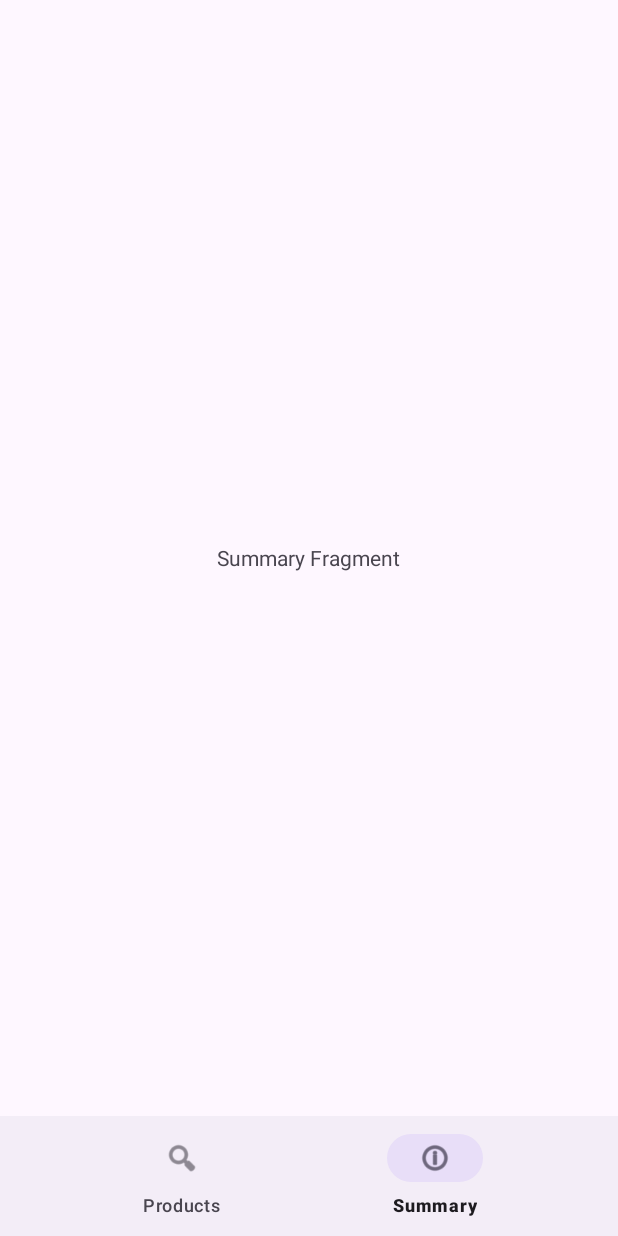
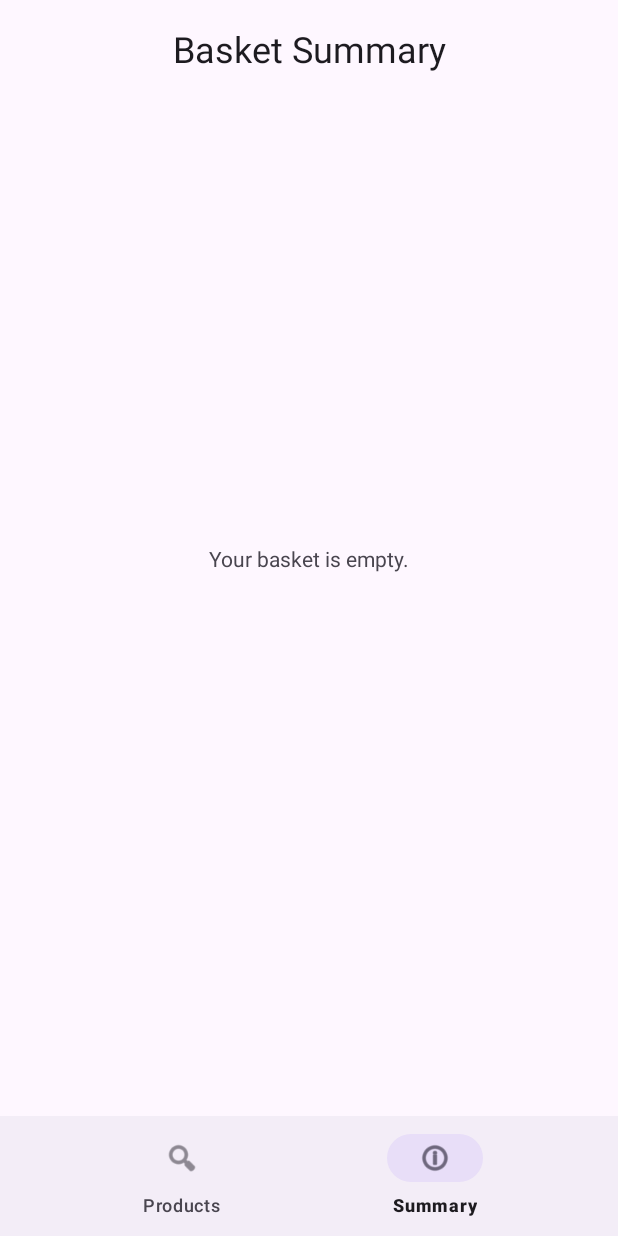
Before and after one commit to onurtas1993/smart-grocery, an Android app: the SummaryFragment screen opened through its navigation route, on a phone screen of 412 x 824 dp. Run offline under Robolectric (Android 15) with nearby library versions, the phone set to English and light mode, and no system bars; our stand-ins replace navigation-ui; pictures from the network do not load.

Commit message:
Implemented Summary page

```diff
--- a/mobile_client/app/build.gradle
+++ b/mobile_client/app/build.gradle
@@ -39,8 +39,10 @@ android {
 }
 
 dependencies {
-    implementation "com.squareup.retrofit2:retrofit:3.0.0"
-    implementation "com.squareup.retrofit2:converter-gson:3.0.0"
+    implementation libs.retrofit
+    implementation libs.converter.gson
+    implementation libs.coil
+
     implementation libs.androidx.core.ktx
     implementation libs.androidx.appcompat
     implementation libs.material
--- a/mobile_client/app/src/main/java/com/onurtas/marktfox/activity/MainActivity.kt
+++ b/mobile_client/app/src/main/java/com/onurtas/marktfox/activity/MainActivity.kt
@@ -2,6 +2,7 @@ package com.onurtas.marktfox.activity
 
 import android.os.Bundle
 import androidx.activity.enableEdgeToEdge
+import androidx.activity.viewModels
 import androidx.appcompat.app.AppCompatActivity
 import androidx.core.view.ViewCompat
 import androidx.core.view.WindowInsetsCompat
@@ -9,8 +10,12 @@ import androidx.navigation.fragment.NavHostFragment
 import androidx.navigation.ui.setupWithNavController
 import com.google.android.material.bottomnavigation.BottomNavigationView
 import com.onurtas.marktfox.R
+import com.onurtas.marktfox.viewmodel.MainActivityViewModel
 
 class MainActivity : AppCompatActivity() {
+
+    private val mainActivityViewModel: MainActivityViewModel by viewModels()
+
     override fun onCreate(savedInstanceState: Bundle?) {
         super.onCreate(savedInstanceState)
         enableEdgeToEdge()
--- /dev/null
+++ b/mobile_client/app/src/main/java/com/onurtas/marktfox/adapter/ProductBasketListener.kt
@@ -0,0 +1,8 @@
+package com.onurtas.marktfox.adapter
+
+import com.onurtas.marktfox.model.Product
+
+interface ProductBasketListener {
+    fun onProductAdded(product: Product)
+    fun onProductRemoved(product: Product)
+}
--- /dev/null
+++ b/mobile_client/app/src/main/java/com/onurtas/marktfox/adapter/SummaryAdapter.kt
@@ -0,0 +1,37 @@
+package com.onurtas.marktfox.adapter
+
+import android.view.LayoutInflater
+import android.view.View
+import android.view.ViewGroup
+import android.widget.TextView
+import androidx.recyclerview.widget.RecyclerView
+import com.onurtas.marktfox.R
+import com.onurtas.marktfox.model.Product
+
+class SummaryAdapter(private var items: List<Pair<Product, Int>>) :
+    RecyclerView.Adapter<SummaryAdapter.SummaryViewHolder>() {
+
+    class SummaryViewHolder(itemView: View) : RecyclerView.ViewHolder(itemView) {
+        val productName: TextView = itemView.findViewById(R.id.productName)
+        val productQuantity: TextView = itemView.findViewById(R.id.productQuantity)
+    }
+
+    override fun onCreateViewHolder(parent: ViewGroup, viewType: Int): SummaryViewHolder {
+        val view = LayoutInflater.from(parent.context)
+            .inflate(R.layout.item_summary_product, parent, false)
+        return SummaryViewHolder(view)
+    }
+
+    override fun onBindViewHolder(holder: SummaryViewHolder, position: Int) {
+        val (product, quantity) = items[position]
+        holder.productName.text = product.title
+        holder.productQuantity.text = "x $quantity"
+    }
+
+    override fun getItemCount() = items.size
+
+    fun updateItems(newItems: Map<Int, Pair<Product, Int>>) {
+        items = newItems.values.toList()
+        notifyDataSetChanged()
+    }
+}
--- a/mobile_client/app/src/main/java/com/onurtas/marktfox/fragment/ProductsFragment.kt
+++ b/mobile_client/app/src/main/java/com/onurtas/marktfox/fragment/ProductsFragment.kt
@@ -10,36 +10,38 @@ import android.widget.Toast
 import androidx.core.view.isVisible
 import androidx.core.widget.addTextChangedListener
 import androidx.fragment.app.Fragment
+import androidx.fragment.app.activityViewModels
 import androidx.fragment.app.viewModels
 import androidx.recyclerview.widget.LinearLayoutManager
 import androidx.recyclerview.widget.RecyclerView
 import com.google.android.material.textfield.TextInputEditText
 import com.onurtas.marktfox.R
 import com.onurtas.marktfox.adapter.ProductAdapter
+import com.onurtas.marktfox.adapter.ProductBasketListener
+import com.onurtas.marktfox.model.Product
+import com.onurtas.marktfox.viewmodel.MainActivityViewModel
 import com.onurtas.marktfox.viewmodel.ProductsViewModel
 
-class ProductsFragment : Fragment() {
+class ProductsFragment : Fragment(), ProductBasketListener {
 
     private val viewModel: ProductsViewModel by viewModels()
+    private val mainActivityViewModel: MainActivityViewModel by activityViewModels()
     private lateinit var productAdapter: ProductAdapter
 
     private lateinit var recyclerView: RecyclerView
     private lateinit var progressBar: ProgressBar
     private lateinit var errorTextView: TextView
-    private lateinit var searchInput: TextInputEditText // Add reference for search input
+    private lateinit var searchInput: TextInputEditText
 
     override fun onCreateView(
         inflater: LayoutInflater, container: ViewGroup?,
         savedInstanceState: Bundle?
     ): View? {
         val view = inflater.inflate(R.layout.fragment_products, container, false)
-
-        // Initialize views
         recyclerView = view.findViewById(R.id.recyclerView)
         progressBar = view.findViewById(R.id.progressBar)
         errorTextView = view.findViewById(R.id.errorTextView)
         searchInput = view.findViewById(R.id.searchInput)
-
         setupRecyclerView()
         return view
     }
@@ -51,7 +53,7 @@ class ProductsFragment : Fragment() {
     }
 
     private fun setupRecyclerView() {
-        productAdapter = ProductAdapter(emptyList())
+        productAdapter = ProductAdapter(emptyList(), this)
         recyclerView.apply {
             layoutManager = LinearLayoutManager(context)
             adapter = productAdapter
@@ -65,8 +67,6 @@ class ProductsFragment : Fragment() {
     }
 
     private fun observeViewModel() {
-        progressBar.isVisible = true
-
         viewModel.products.observe(viewLifecycleOwner) { products ->
             progressBar.isVisible = false
             recyclerView.isVisible = true
@@ -79,5 +79,23 @@ class ProductsFragment : Fragment() {
             errorTextView.text = errorMessage
             Toast.makeText(context, errorMessage, Toast.LENGTH_LONG).show()
         }
+
+        mainActivityViewModel.basket.observe(viewLifecycleOwner) { basket ->
+            // Update quantities for all visible products.
+            // If a product is not in the basket, its quantity will not be updated,
+            // which is handled by the adapter's getOrDefault.
+            basket.forEach { (productId, entry) ->
+                val newQuantity = entry.second
+                productAdapter.updateProductQuantity(productId, newQuantity)
+            }
+        }
+    }
+
+    override fun onProductAdded(product: Product) {
+        mainActivityViewModel.addProductToBasket(product)
+    }
+
+    override fun onProductRemoved(product: Product) {
+        mainActivityViewModel.removeProductFromBasket(product)
     }
 }
--- a/mobile_client/app/src/main/java/com/onurtas/marktfox/fragment/SummaryFragment.kt
+++ b/mobile_client/app/src/main/java/com/onurtas/marktfox/fragment/SummaryFragment.kt
@@ -4,19 +4,53 @@ import android.os.Bundle
 import android.view.LayoutInflater
 import android.view.View
 import android.view.ViewGroup
+import android.widget.TextView
+import androidx.core.view.isVisible
 import androidx.fragment.app.Fragment
-import androidx.fragment.app.viewModels
+import androidx.fragment.app.activityViewModels
+import androidx.recyclerview.widget.LinearLayoutManager
+import androidx.recyclerview.widget.RecyclerView
 import com.onurtas.marktfox.R
-import com.onurtas.marktfox.viewmodel.SummaryViewModel
+import com.onurtas.marktfox.adapter.SummaryAdapter
+import com.onurtas.marktfox.viewmodel.MainActivityViewModel
 
 class SummaryFragment : Fragment() {
 
-    private val viewModel: SummaryViewModel by viewModels()
+    private val mainActivityViewModel: MainActivityViewModel by activityViewModels()
+    private lateinit var summaryAdapter: SummaryAdapter
+    private lateinit var summaryRecyclerView: RecyclerView
+    private lateinit var emptyBasketText: TextView
 
     override fun onCreateView(
         inflater: LayoutInflater, container: ViewGroup?,
         savedInstanceState: Bundle?
     ): View? {
-        return inflater.inflate(R.layout.fragment_summary, container, false)
+        val view = inflater.inflate(R.layout.fragment_summary, container, false)
+        summaryRecyclerView = view.findViewById(R.id.summaryRecyclerView)
+        emptyBasketText = view.findViewById(R.id.emptyBasketText)
+        setupRecyclerView()
+        return view
+    }
+
+    override fun onViewCreated(view: View, savedInstanceState: Bundle?) {
+        super.onViewCreated(view, savedInstanceState)
+        observeViewModel()
+    }
+
+    private fun setupRecyclerView() {
+        summaryAdapter = SummaryAdapter(emptyList())
+        summaryRecyclerView.apply {
+            layoutManager = LinearLayoutManager(context)
+            adapter = summaryAdapter
+        }
+    }
+
+    private fun observeViewModel() {
+        mainActivityViewModel.basket.observe(viewLifecycleOwner) { basket ->
+            val hasItems = basket.isNotEmpty()
+            summaryRecyclerView.isVisible = hasItems
+            emptyBasketText.isVisible = !hasItems
+            summaryAdapter.updateItems(basket)
+        }
     }
 }
--- a/mobile_client/app/src/main/java/com/onurtas/marktfox/model/Product.kt
+++ b/mobile_client/app/src/main/java/com/onurtas/marktfox/model/Product.kt
@@ -3,7 +3,7 @@ package com.onurtas.marktfox.model
 import com.google.gson.annotations.SerializedName
 
 data class Product(
-    @SerializedName("id")
+    @SerializedName("offer_id")
     val id: Int,
 
     @SerializedName("product_name")
--- a/mobile_client/app/src/main/res/layout/fragment_summary.xml
+++ b/mobile_client/app/src/main/res/layout/fragment_summary.xml
@@ -1,7 +1,43 @@
-<FrameLayout xmlns:android="http://schemas.android.com/apk/res/android"
-    android:layout_width="match_parent" android:layout_height="match_parent">
+<?xml version="1.0" encoding="utf-8"?>
+<androidx.constraintlayout.widget.ConstraintLayout xmlns:android="http://schemas.android.com/apk/res/android"
+    xmlns:app="http://schemas.android.com/apk/res-auto"
+    xmlns:tools="http://schemas.android.com/tools"
+    android:layout_width="match_parent"
+    android:layout_height="match_parent"
+    tools:context=".fragment.SummaryFragment">
 
-    <TextView android:layout_width="wrap_content" android:layout_height="wrap_content"
-        android:layout_gravity="center" android:text="Summary Fragment" />
+    <TextView
+        android:id="@+id/summaryTitle"
+        android:layout_width="wrap_content"
+        android:layout_height="wrap_content"
+        android:layout_marginTop="16dp"
+        android:text="Basket Summary"
+        android:textAppearance="?attr/textAppearanceHeadline5"
+        app:layout_constraintEnd_toEndOf="parent"
+        app:layout_constraintStart_toStartOf="parent"
+        app:layout_constraintTop_toTopOf="parent" />
 
-</FrameLayout>
+    <androidx.recyclerview.widget.RecyclerView
+        android:id="@+id/summaryRecyclerView"
+        android:layout_width="0dp"
+        android:layout_height="0dp"
+        android:layout_marginTop="16dp"
+        app:layout_constraintBottom_toBottomOf="parent"
+        app:layout_constraintEnd_toEndOf="parent"
+        app:layout_constraintStart_toStartOf="parent"
+        app:layout_constraintTop_toBottomOf="@id/summaryTitle"
+        tools:listitem="@layout/item_summary_product" />
+
+    <TextView
+        android:id="@+id/emptyBasketText"
+        android:layout_width="wrap_content"
+        android:layout_height="wrap_content"
+        android:text="Your basket is empty."
+        android:visibility="gone"
+        app:layout_constraintBottom_toBottomOf="parent"
+        app:layout_constraintEnd_toEndOf="parent"
+        app:layout_constraintStart_toStartOf="parent"
+        app:layout_constraintTop_toTopOf="parent"
+        tools:visibility="visible" />
+
+</androidx.constraintlayout.widget.ConstraintLayout>
--- a/mobile_client/gradle/libs.versions.toml
+++ b/mobile_client/gradle/libs.versions.toml
@@ -1,5 +1,6 @@
 [versions]
 agp = "8.13.2"
+coil = "2.7.0"
 kotlin = "2.3.0"
 coreKtx = "1.17.0"
 junit = "4.13.2"
@@ -11,9 +12,12 @@ activity = "1.12.2"
 constraintlayout = "2.2.1"
 navigationFragmentKtx = "2.9.6"
 navigationUiKtx = "2.9.6"
+retrofit = "3.0.0"
 
 [libraries]
 androidx-core-ktx = { group = "androidx.core", name = "core-ktx", version.ref = "coreKtx" }
+coil = { module = "io.coil-kt:coil", version.ref = "coil" }
+converter-gson = { module = "com.squareup.retrofit2:converter-gson", version.ref = "retrofit" }
 junit = { group = "junit", name = "junit", version.ref = "junit" }
 androidx-junit = { group = "androidx.test.ext", name = "junit", version.ref = "junitVersion" }
 androidx-espresso-core = { group = "androidx.test.espresso", name = "espresso-core", version.ref = "espressoCore" }
@@ -23,6 +27,7 @@ androidx-activity = { group = "androidx.activity", name = "activity", version.re
 androidx-constraintlayout = { group = "androidx.constraintlayout", name = "constraintlayout", version.ref = "constraintlayout" }
 androidx-navigation-fragment-ktx = { group = "androidx.navigation", name = "navigation-fragment-ktx", version.ref = "navigationFragmentKtx" }
 androidx-navigation-ui-ktx = { group = "androidx.navigation", name = "navigation-ui-ktx", version.ref = "navigationUiKtx" }
+retrofit = { module = "com.squareup.retrofit2:retrofit", version.ref = "retrofit" }
 
 [plugins]
 android-application = { id = "com.android.application", version.ref = "agp" }
```
Also changed, not shown: mobile_client/app/src/main/java/com/onurtas/marktfox/adapter/ProductAdapter.kt (+57 -11 lines), mobile_client/app/src/main/java/com/onurtas/marktfox/viewmodel/MainActivityViewModel.kt (added, +36 -0 lines), mobile_client/app/src/main/res/layout/item_summary_product.xml (added, +23 -0 lines).
